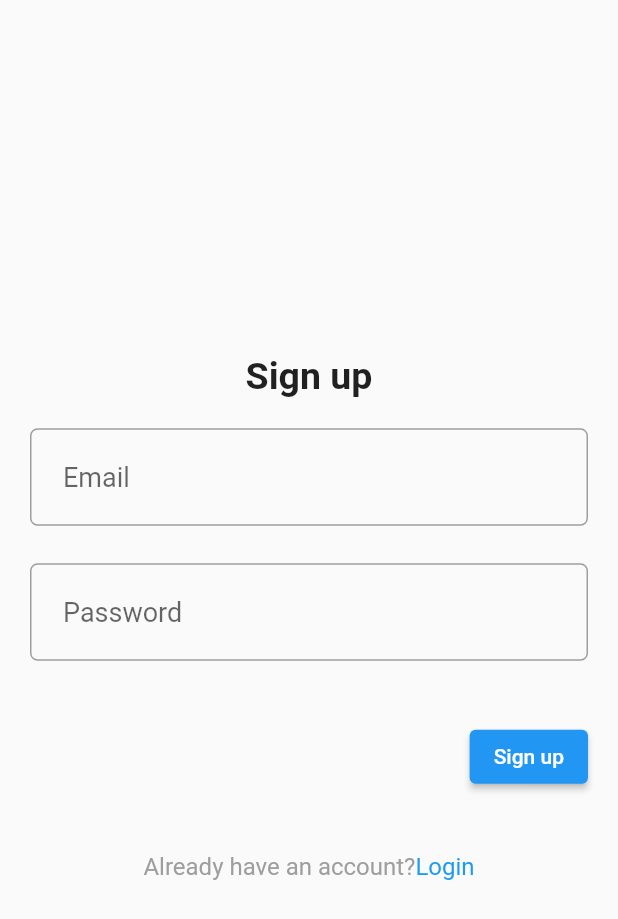
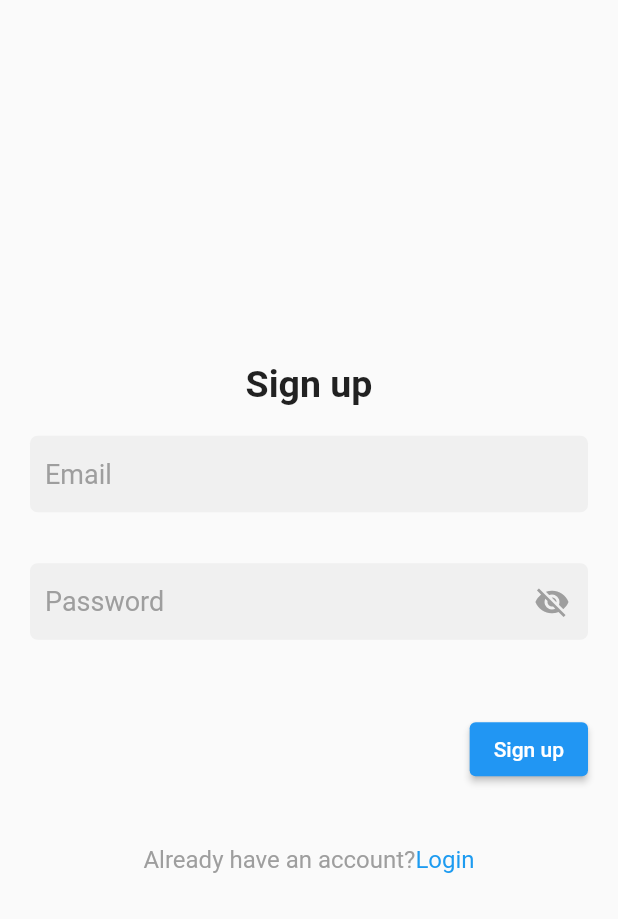
Before and after one commit to tesfayeez/motiv8_ai, a Flutter app: the SignUpScreen screen opened directly, on a phone screen of 412 x 824 dp. Shown: the top 919 px of the screen. Run offline on Flutter 3.47's test engine with Material 2 defaults, Android fonts, the light colour scheme and no system bars; our stand-ins replace cloud_firestore, firebase_auth, firebase_core, firebase_storage, flutter_local_notifications, flutter_riverpod and 7 more; accounts and stored records are empty; network calls fail.

Commit message:
updated auth text field

```diff
--- a/lib/commons/auth_text_field.dart
+++ b/lib/commons/auth_text_field.dart
@@ -1,11 +1,13 @@
 import 'package:flutter/material.dart';
 import 'package:motiv8_ai/commons/pallete_colors.dart';
 
-class AuthTextField extends StatelessWidget {
+class AuthTextField extends StatefulWidget {
   final TextEditingController controller;
   final String hintText;
   final bool isObescure;
   final String? errorText;
+  final Icon? leftIcon;
+  final double? textFieldHeight;
 
   const AuthTextField({
     Key? key,
@@ -13,45 +15,72 @@ class AuthTextField extends StatelessWidget {
     required this.hintText,
     this.isObescure = false,
     this.errorText,
+    this.leftIcon,
+    this.textFieldHeight = 60.0,
   }) : super(key: key);
 
   @override
+  _AuthTextFieldState createState() => _AuthTextFieldState();
+}
+
+class _AuthTextFieldState extends State<AuthTextField> {
+  bool _obsecureText = false;
+
+  @override
+  void initState() {
+    super.initState();
+    _obsecureText = widget.isObescure;
+  }
+
+  @override
   Widget build(BuildContext context) {
-    return TextFormField(
-      controller: controller,
-      obscureText: isObescure,
+    return Container(
+      height: widget.textFieldHeight,
+      child: TextFormField(
+        controller: widget.controller,
+        obscureText: _obsecureText,
+        style: TextStyle(
+          color: Colors.grey,
+        ),
         decoration: InputDecoration(
-        focusedBorder: OutlineInputBorder(
-          borderRadius: BorderRadius.circular(5),
+          filled: true,
+          fillColor: Color(0xFFF0F0F0),
+          prefixIcon: widget.leftIcon?.color == null
+              ? widget.leftIcon
+              : Icon(widget.leftIcon?.icon, color: Colors.grey),
+          suffixIcon: widget.isObescure
+              ? IconButton(
+                  icon: Icon(
+                    _obsecureText ? Icons.visibility_off : Icons.visibility,
+                    color: Colors.grey,
+                  ),
+                  onPressed: () =>
+                      setState(() => _obsecureText = !_obsecureText),
+                )
+              : null,
+          errorBorder: OutlineInputBorder(
+            borderRadius: BorderRadius.circular(10),
             borderSide: BorderSide(
-            color: errorText == null ? Pallete.blueColor : Colors.red,
-            width: 3,
-          ),
-        ),
-        enabledBorder: OutlineInputBorder(
-          borderRadius: BorderRadius.circular(5),
-          borderSide: BorderSide(
-            color: errorText == null ? Pallete.greyColor : Colors.red,
-          ),
-        ),
-        errorBorder: OutlineInputBorder(
-          borderRadius: BorderRadius.circular(5),
-          borderSide: const BorderSide(
               color: Colors.red,
               width: 3,
             ),
           ),
           focusedErrorBorder: OutlineInputBorder(
             borderRadius: BorderRadius.circular(5),
-          borderSide: const BorderSide(
+            borderSide: BorderSide(
               color: Colors.red,
               width: 3,
             ),
           ),
-        contentPadding: const EdgeInsets.all(22),
-        hintText: hintText,
-        hintStyle: const TextStyle(fontSize: 18),
-        errorText: errorText,
+          contentPadding: EdgeInsets.symmetric(vertical: 15, horizontal: 10),
+          hintText: widget.hintText,
+          hintStyle: TextStyle(fontSize: 18, color: Colors.grey),
+          errorText: widget.errorText,
+          border: OutlineInputBorder(
+            borderRadius: BorderRadius.circular(5),
+            borderSide: BorderSide.none,
+          ),
+        ),
       ),
     );
   }
```
Lines whose indentation alone changed are shown as unchanged.
